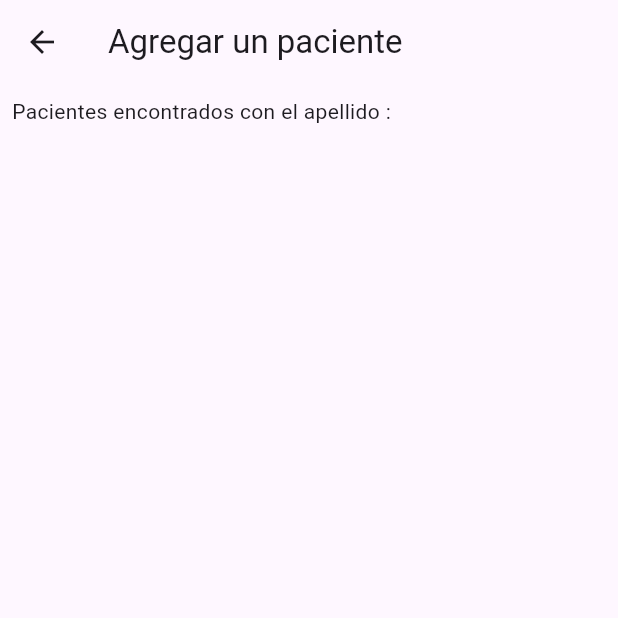
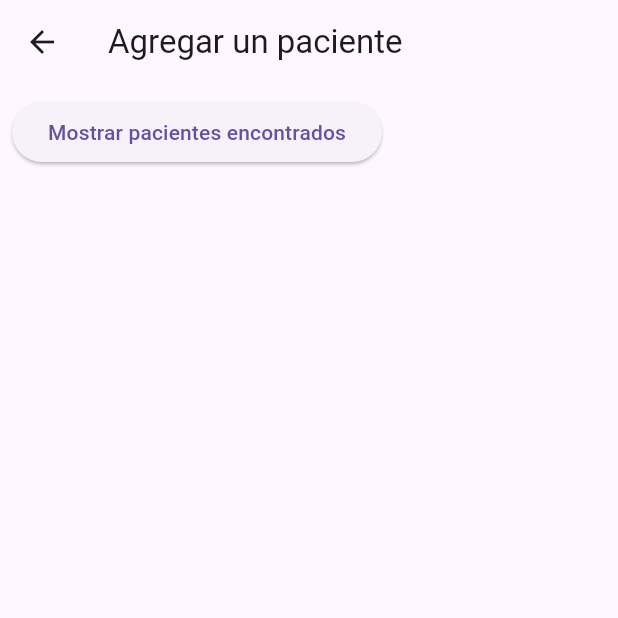
Before and after one commit to juliv07/Back-On-Track-App-2, a Flutter app: the DoctorAddPatientScreen screen opened directly, on a phone screen of 412 x 824 dp, the top half of it. Run offline on Flutter 3.47's test engine with Material 3 defaults, Android fonts, the phone set to English and light mode, and no system bars; our stand-ins replace cloud_firestore, firebase_core, fl_chart, flutter_bluetooth_serial, flutter_riverpod, go_router and 1 more; accounts and stored records are empty.

Commit message:
avancé con buscar pacientes
no se muestra la lista de pacientes al apretar el botón

```diff
--- a/back_on_track_app_2/lib/core/app_router.dart
+++ b/back_on_track_app_2/lib/core/app_router.dart
@@ -143,13 +143,13 @@ final appRouter = GoRouter(
    GoRoute(
       name: DoctorSearchPatientScreen.name,
       path: '/doctorSearchPatient',
-      builder: (context, state) =>  DoctorSearchPatientScreen()
+      builder: (context, state) => DoctorSearchPatientScreen()
     ),
 
     GoRoute(
       name: DoctorAddPatientScreen.name,
       path: '/doctorAddPatient',
-      builder: (context, state) =>  DoctorAddPatientScreen(searchSurname: state.extra as String)
+      builder: (context, state) => DoctorAddPatientScreen(searchSurname: state.extra as String)
     ),
 
    /*GoRoute(
--- a/back_on_track_app_2/lib/presentations/doctor/doctor_add_patient_screen.dart
+++ b/back_on_track_app_2/lib/presentations/doctor/doctor_add_patient_screen.dart
@@ -1,4 +1,5 @@
 import 'package:back_on_track_app_2/entities/User.dart';
+import 'package:back_on_track_app_2/providers/patients_provider.dart';
 import 'package:cloud_firestore/cloud_firestore.dart';
 import 'package:flutter/material.dart';
 import 'package:flutter_riverpod/flutter_riverpod.dart';
@@ -11,18 +12,15 @@ class DoctorAddPatientScreen extends ConsumerWidget {
 
   FirebaseFirestore db = FirebaseFirestore.instance;
 
-  List<String> foundPatients = [];
-
   @override
   Widget build(BuildContext context, ref) {
 
-    final patientsRef = db.collection("users").withConverter(fromFirestore: User.fromFirestore, toFirestore: (User user, _) => user.toFirestore());
+    /*final patientsRef = db.collection("users").withConverter(fromFirestore: User.fromFirestore, toFirestore: (User user, _) => user.toFirestore());
+    //final docSnap = patientsRef.where("isDoctor",isEqualTo: false).where("surname",isEqualTo: searchSurname).get();
+    print('DOCSNAAAAAPPPP:$docSnap');*/
 
-    final docSnap = patientsRef.where("isDoctor",isEqualTo: false).where("surname",isEqualTo: searchSurname).get();
-
-    print('DOCSNAAAAAPPPP:$docSnap');
-
-
+    List<User>foundPatients = ref.watch(patientsProvider);
+    bool mostrar = false;
 
     return Scaffold(
       appBar: AppBar(title: const Text('Agregar un paciente')),
@@ -31,11 +29,33 @@ class DoctorAddPatientScreen extends ConsumerWidget {
           padding: const EdgeInsets.all(8),
           child: Column(
             children: [
-              Text('Pacientes encontrados con el apellido $searchSurname:'),
+              ElevatedButton(
+                onPressed: () async {
+                  mostrar = true;
+                  await ref.read(patientsProvider.notifier).getPatientsBySurname(searchSurname);
 
-              /*ListView.builder(
-                itemCount: ,
-              )*/
+                },
+                child: const Text('Mostrar pacientes encontrados')),
+
+              Visibility(
+                visible: mostrar,
+                child: Text('Pacientes encontrados con el apellido $searchSurname:'),
+              ),
+
+              Visibility( //Fijarse que pasa si esto va adentro del onPressed del botón
+                visible: mostrar,
+                child: ListView.builder(
+                  itemCount: foundPatients.length,
+                  itemBuilder: (context, index){
+                    return ListTile(
+                      title: Text(foundPatients[index].name),
+                      subtitle: Text(foundPatients[index].surname),
+                      leading: const Icon(Icons.person),
+                      trailing: const Icon(Icons.add),
+                    );
+                  },
+                )
+              ),
             ],
           ),
         ),
--- a/back_on_track_app_2/lib/presentations/doctor/doctor_edit_profile_screen.dart
+++ b/back_on_track_app_2/lib/presentations/doctor/doctor_edit_profile_screen.dart
@@ -1,4 +1,4 @@
-import 'package:back_on_track_app_2/providers/userDataProvider.dart';
+import 'package:back_on_track_app_2/providers/user_data_provider.dart';
 import 'package:cloud_firestore/cloud_firestore.dart';
 import 'package:flutter/material.dart';
 import 'package:flutter_riverpod/flutter_riverpod.dart';
--- a/back_on_track_app_2/lib/presentations/doctor/doctor_home_screen.dart
+++ b/back_on_track_app_2/lib/presentations/doctor/doctor_home_screen.dart
@@ -2,7 +2,7 @@
 import 'package:back_on_track_app_2/entities/User.dart';
 import 'package:back_on_track_app_2/presentations/doctor/doctor_search_patient_screen.dart';
 import 'package:back_on_track_app_2/presentations/patient/patient_data_screen.dart';
-import 'package:back_on_track_app_2/providers/userDataProvider.dart';
+import 'package:back_on_track_app_2/providers/user_data_provider.dart';
 import 'package:flutter/material.dart';
 import 'package:flutter_riverpod/flutter_riverpod.dart';
 import 'package:go_router/go_router.dart';
--- a/back_on_track_app_2/lib/presentations/doctor/doctor_signup_screen.dart
+++ b/back_on_track_app_2/lib/presentations/doctor/doctor_signup_screen.dart
@@ -1,6 +1,6 @@
 import 'package:back_on_track_app_2/entities/User.dart';
 import 'package:back_on_track_app_2/presentations/doctor/doctor_home_screen.dart';
-import 'package:back_on_track_app_2/providers/userDataProvider.dart';
+import 'package:back_on_track_app_2/providers/user_data_provider.dart';
 import 'package:flutter/material.dart';
 import 'package:flutter_riverpod/flutter_riverpod.dart';
 import 'package:go_router/go_router.dart';
--- a/back_on_track_app_2/lib/presentations/doctor/doctor_view_patients_screen.dart
+++ b/back_on_track_app_2/lib/presentations/doctor/doctor_view_patients_screen.dart
@@ -59,7 +59,7 @@ class DoctorViewPatientsScreen extends StatelessWidget {
                 ),
               ),
               FloatingActionButton(onPressed: (){
-                context.push('doctorFindNewPatients');
+                context.push('doctorSearchPatient');
               },
               child: const Icon(Icons.add),
               )
--- a/back_on_track_app_2/lib/presentations/login/login_screen.dart
+++ b/back_on_track_app_2/lib/presentations/login/login_screen.dart
@@ -1,7 +1,7 @@
 import 'package:back_on_track_app_2/entities/User.dart';
 import 'package:back_on_track_app_2/presentations/doctor/doctor_home_screen.dart';
 import 'package:back_on_track_app_2/presentations/patient/patient_home_screen.dart';
-import 'package:back_on_track_app_2/providers/userDataProvider.dart';
+import 'package:back_on_track_app_2/providers/user_data_provider.dart';
 import 'package:cloud_firestore/cloud_firestore.dart';
 import 'package:flutter/material.dart';
 import 'package:flutter_riverpod/flutter_riverpod.dart';
--- a/back_on_track_app_2/lib/presentations/login/logout_screen.dart
+++ b/back_on_track_app_2/lib/presentations/login/logout_screen.dart
@@ -1,6 +1,6 @@
 import 'package:back_on_track_app_2/entities/User.dart';
 import 'package:back_on_track_app_2/presentations/init/initial_screen.dart';
-import 'package:back_on_track_app_2/providers/userDataProvider.dart';
+import 'package:back_on_track_app_2/providers/user_data_provider.dart';
 import 'package:flutter/material.dart';
 import 'package:flutter_riverpod/flutter_riverpod.dart';
 import 'package:go_router/go_router.dart';
--- a/back_on_track_app_2/lib/presentations/patient/patient_home_screen.dart
+++ b/back_on_track_app_2/lib/presentations/patient/patient_home_screen.dart
@@ -1,5 +1,5 @@
 import 'package:back_on_track_app_2/entities/User.dart';
-import 'package:back_on_track_app_2/providers/userDataProvider.dart';
+import 'package:back_on_track_app_2/providers/user_data_provider.dart';
 import 'package:flutter/material.dart';
 import 'package:flutter_riverpod/flutter_riverpod.dart';
 import 'package:go_router/go_router.dart';
--- a/back_on_track_app_2/lib/presentations/patient/patient_signup_screen.dart
+++ b/back_on_track_app_2/lib/presentations/patient/patient_signup_screen.dart
@@ -1,6 +1,6 @@
 import 'package:back_on_track_app_2/entities/User.dart';
 import 'package:back_on_track_app_2/presentations/patient/patient_home_screen.dart';
-import 'package:back_on_track_app_2/providers/userDataProvider.dart';
+import 'package:back_on_track_app_2/providers/user_data_provider.dart';
 import 'package:cloud_firestore/cloud_firestore.dart';
 import 'package:flutter/material.dart';
 import 'package:flutter/services.dart';
```
Also changed, not shown: back_on_track_app_2/lib/providers/patients_provider.dart (added, +21 -0 lines), back_on_track_app_2/lib/providers/user_data_provider.dart (renamed from back_on_track_app_2/lib/providers/userDataProvider.dart).
